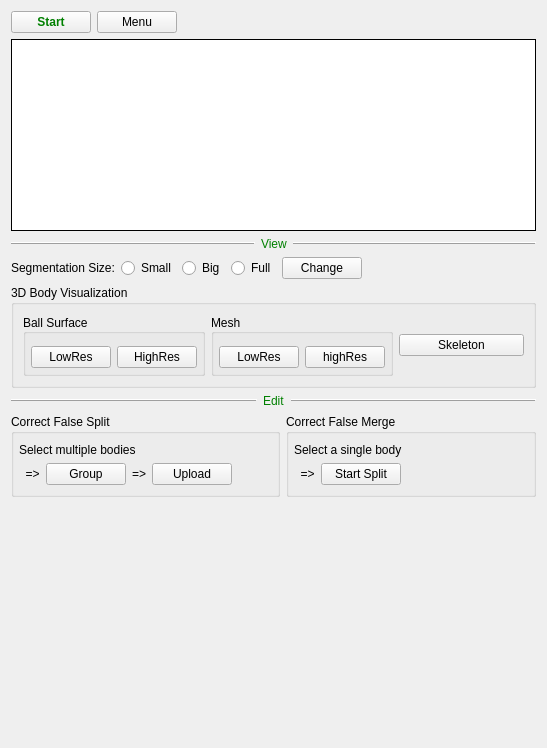
This is neurolabi/gui/flyem/flyemproofcontrolform.ui in janelia-flyem/NeuTu as Qt 5 draws it before an edit. The edited form follows.
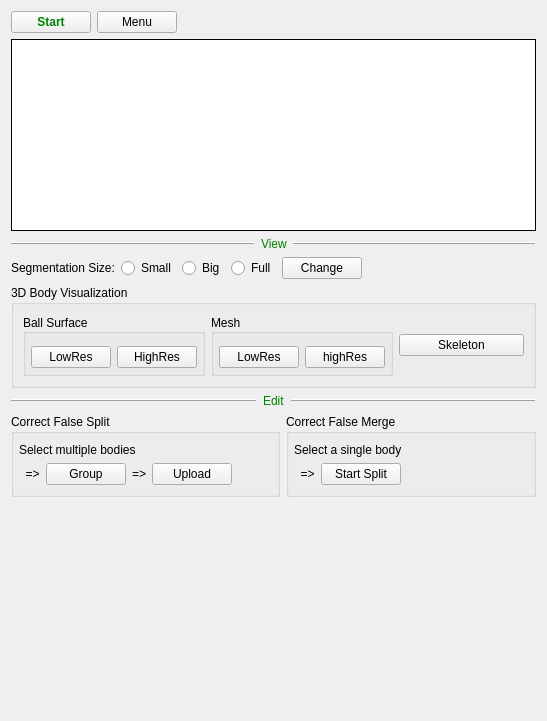
This is the edited form. Icons and pictures are not drawn. Custom widgets are drawn as their Qt base class.

```diff
--- a/neurolabi/gui/flyem/flyemproofcontrolform.ui
+++ b/neurolabi/gui/flyem/flyemproofcontrolform.ui
@@ -7,7 +7,7 @@
     <x>0</x>
     <y>0</y>
     <width>547</width>
-    <height>748</height>
+    <height>721</height>
    </rect>
   </property>
   <property name="windowTitle">
```
Left out of the diff: 3 changed lines with no effect on the pictures.
